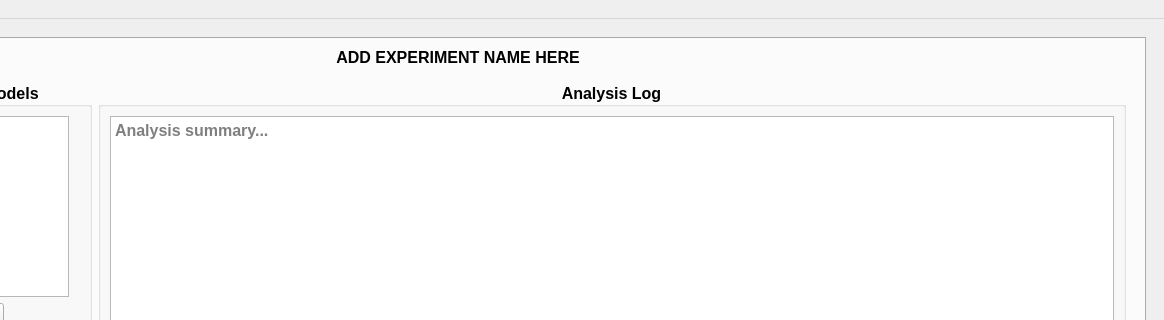
Old version of the form qtapp/gui/interface.ui in the repository GyroidInc/sbh-kivyapp; both pictures show x 276 to 1440 and y 0 to 320 of the 1440 by 775 pixel window.
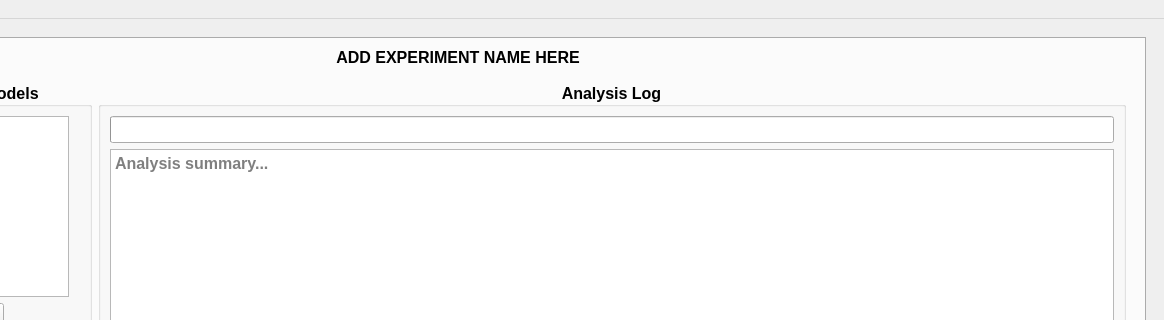
New version of the form. Icons and pictures are not drawn.

Commit message: Progress bar add to Tab 2

The edit to the form file:
```diff
--- a/qtapp/gui/interface.ui
+++ b/qtapp/gui/interface.ui
@@ -1161,6 +1161,19 @@
                  <set>Qt::AlignCenter</set>
                 </property>
                 <layout class="QVBoxLayout" name="verticalLayout_5">
+                 <item>
+                  <widget class="QProgressBar" name="T2_ProgressBar_Training">
+                   <property name="maximum">
+                    <number>1</number>
+                   </property>
+                   <property name="value">
+                    <number>-1</number>
+                   </property>
+                   <property name="format">
+                    <string/>
+                   </property>
+                  </widget>
+                 </item>
                  <item>
                   <widget class="QTextBrowser" name="T2_TextBrowser_AnalysisLog">
                    <property name="font">
```
The commit also changes 3 other files.
